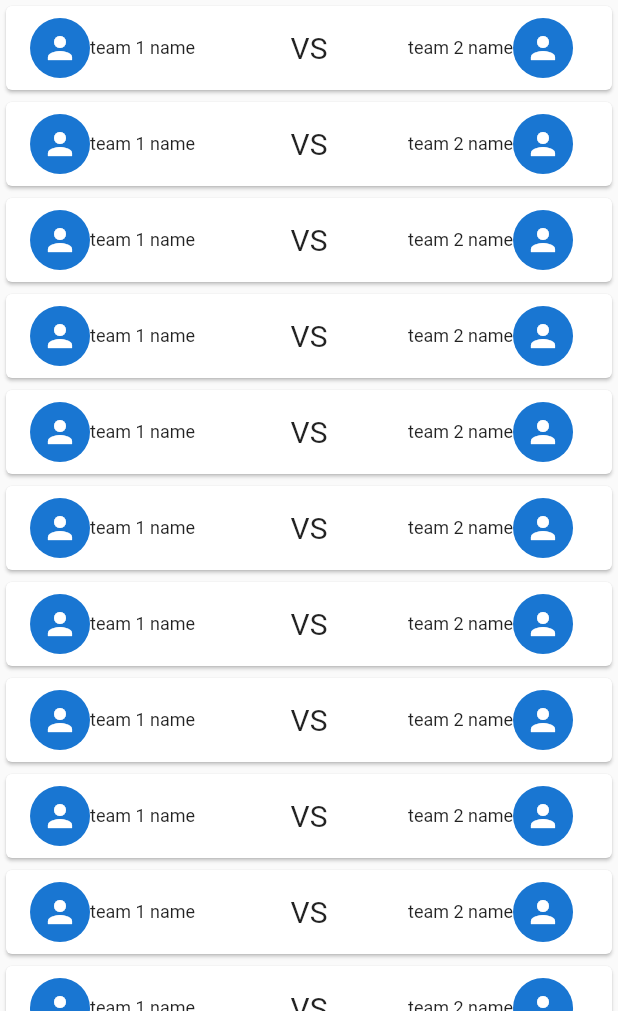
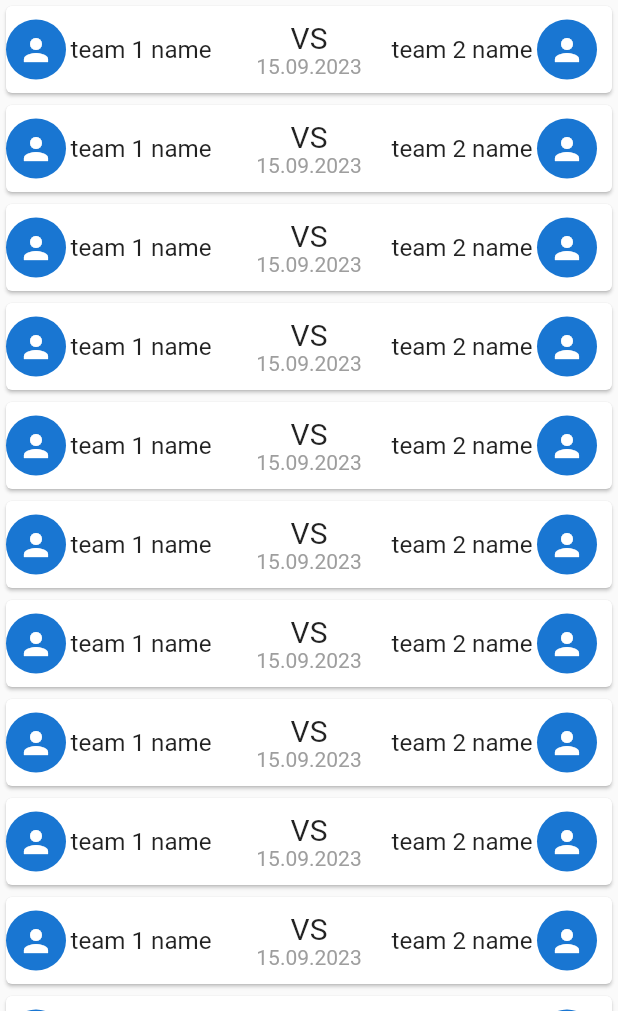
Before and after one commit to I-WOObin-I/MeetUp_Project, a Flutter app: the LeagueDetailsView screen opened directly, on a phone screen of 412 x 824 dp, the part 225-1236 px from its top. Run offline on Flutter 3.47's test engine with Material 2 defaults, Android fonts, the phone set to English and light mode, and no system bars; our stand-ins replace table_calendar; generated files the repository leaves out were written again.

Commit message:
working on match widget

```diff
--- /dev/null
+++ b/meetup_app/lib/core/widgets/fitted_text.dart
@@ -0,0 +1,19 @@
+import 'package:flutter/material.dart';
+
+class FittedText extends Container {
+  FittedText(String text, double width, {Key? key})
+      : super(
+          key: key,
+          width: width,
+          padding: const EdgeInsets.all(3.0),
+          child: FittedBox(
+            fit: BoxFit.contain,
+            child: Text(
+              text,
+              style: const TextStyle(
+                fontSize: 12.0,
+              ),
+            ),
+          ),
+        );
+}
--- a/meetup_app/lib/core/widgets/match_widget.dart
+++ b/meetup_app/lib/core/widgets/match_widget.dart
@@ -1,6 +1,7 @@
 import 'package:flutter/material.dart';
 import 'package:intl/intl.dart';
 import 'package:meetup_app/core/objects/board_post.dart';
+import 'package:meetup_app/core/widgets/fitted_text.dart';
 
 class MatchWidget extends StatelessWidget {
   //Match match;
@@ -9,50 +10,75 @@ class MatchWidget extends StatelessWidget {
 
   @override
   Widget build(BuildContext context) {
-    return const Card(
-      child: ListTile(
+    return Card(
+      child: ExpansionTile(
+        initiallyExpanded: false,
+        tilePadding: EdgeInsets.all(0.0),
         leading: SizedBox(
-          width: 120.0,
+          width: 150.0,
           child: Row(
-
             children: [
-              CircleAvatar(
+              const CircleAvatar(
                 child: Icon(Icons.person),
               ),
-              Text(
-                "team 1 name",
-                style: TextStyle(
-                  fontSize: 12.0,
-                ),
-              )
+              FittedText("team 1 name", 100.0),
             ],
         ),
         ),
-
         trailing: SizedBox(
-          width: 120.0,
+          width: 150.0,
           child:  Row(
             children: [
-              Text(
-                "team 2 name",
-                style: TextStyle(
-                  fontSize: 12.0,
-                )),
-              CircleAvatar(
+              FittedText("team 2 name", 100.0),
+              const CircleAvatar(
                 child: Icon(Icons.person),
               ),
             ],
         ),
         ),
+        title: const Center(
+          child: Column(
+          children: [
+            Text(
+              "VS",
+              style: TextStyle(
+                fontSize: 20.0,
+              ),
+            ),
+            Text(
+              "15.09.2023",
+              style: TextStyle(
+                fontSize: 14.0,
+                color: Colors.grey,
+              )
+            )
+          ],
+        )
 
-        title: Center(
-          child: Text(
-          "VS",
-          style: TextStyle(
-            fontSize: 20.0,
+
+        ),
+        children: const [
+          Center(
+            child: Column(
+              children: [
+                Text(
+                  "Gdansk energetykow 1",
+                  style: TextStyle(
+                    fontSize: 14.0,
+                    color: Colors.grey,
+                  ),
+                ),
+                Text(
+                  "2:1",
+                  style: TextStyle(
+                    fontSize: 14.0,
+                    color: Colors.grey,
+                  )
+                )
+              ],
+            )
           ),
-        ),
-        )
+        ],
 
       ),
     );
--- a/meetup_app/lib/src/leagues_feature/league_details_view.dart
+++ b/meetup_app/lib/src/leagues_feature/league_details_view.dart
@@ -72,7 +72,7 @@ class _LeagueDetailsViewState extends State<LeagueDetailsView> {
             },
             body: Container(
               margin: const EdgeInsets.only(top: kTextTabBarHeight),
-              child: TabBarView(
+              child: const TabBarView(
                   // These are the contents of the tab views, below the tabs.
 
                   children: [
```
